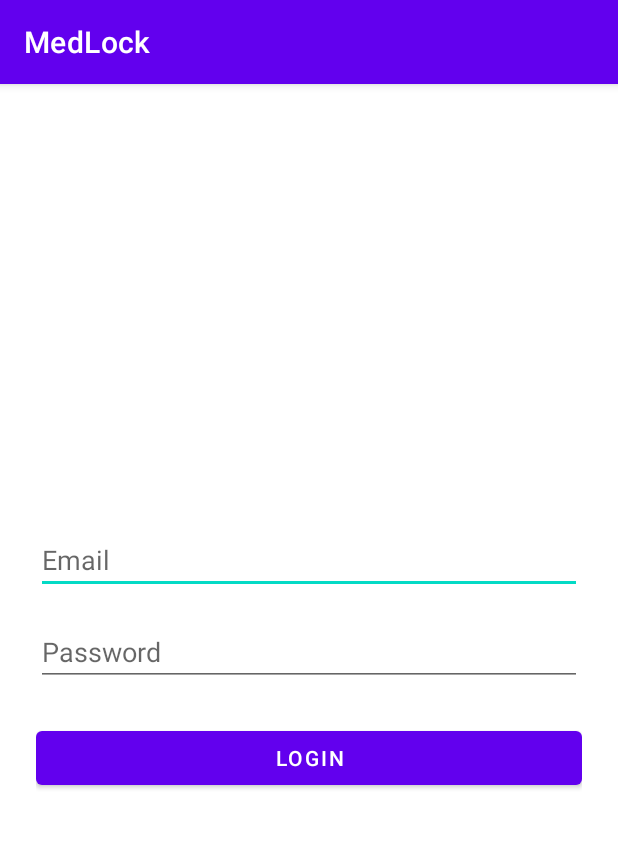
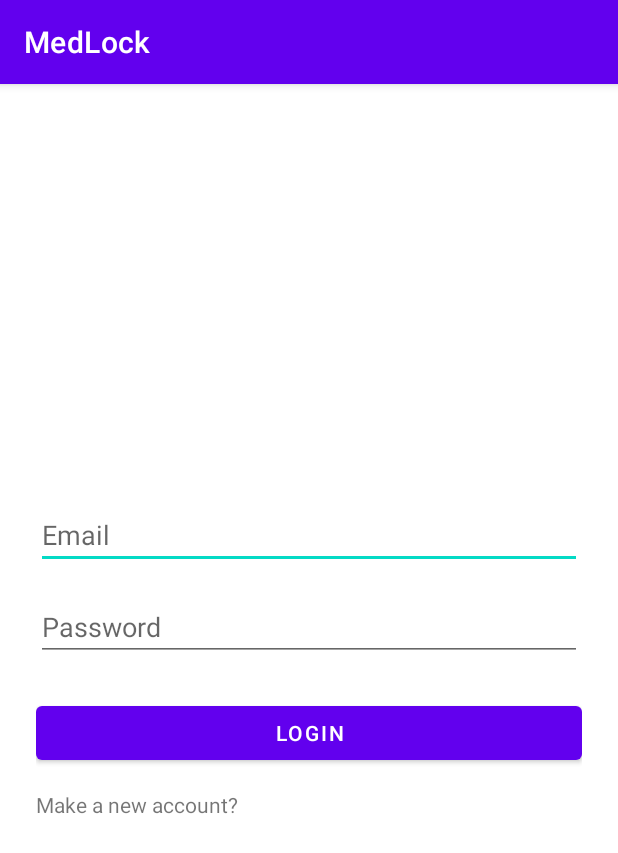
Before and after one commit to NathanGrs00/medlock, an Android app: the screen it shows after launch (LoginActivity), on a phone screen of 412 x 824 dp. Shown: the top 853 px of the screen. Run offline under Robolectric (Android 15) with nearby library versions, the phone set to English and light mode, and no system bars; our stand-ins replace Firebase (no records; nobody signed in at launch, a user with empty details on screens opened directly).

Commit message:
Add registration prompt and navigation to LoginActivity

```diff
--- a/app/src/main/java/com/nathan/medlock/ui/LoginActivity.kt
+++ b/app/src/main/java/com/nathan/medlock/ui/LoginActivity.kt
@@ -4,6 +4,7 @@ import android.content.Intent
 import android.os.Bundle
 import android.widget.Button
 import android.widget.EditText
+import android.widget.TextView
 import android.widget.Toast
 import androidx.appcompat.app.AppCompatActivity
 import com.google.firebase.auth.FirebaseAuth
@@ -21,7 +22,13 @@ class LoginActivity : AppCompatActivity() {
 
         val emailEditText = findViewById<EditText>(R.id.editTextEmail)
         val passwordEditText = findViewById<EditText>(R.id.editTextPassword)
+        val registerButton = findViewById<TextView>(R.id.textViewNew)
         val loginButton = findViewById<Button>(R.id.buttonLogin)
+
+        registerButton.setOnClickListener {
+            val intent = Intent(this, RegisterActivity::class.java)
+            startActivity(intent)
+        }
 
         loginButton.setOnClickListener {
             val email = emailEditText.text.toString().trim()
--- a/app/src/main/res/layout/activity_login.xml
+++ b/app/src/main/res/layout/activity_login.xml
@@ -26,5 +26,12 @@
         android:id="@+id/buttonLogin"
         android:layout_width="match_parent"
         android:layout_height="wrap_content"
-        android:text="Login"/>
+        android:layout_marginBottom="14dp"
+        android:text="Login" />
+
+    <TextView
+        android:id="@+id/textViewNew"
+        android:layout_width="match_parent"
+        android:layout_height="wrap_content"
+        android:text="Make a new account?" />
 </LinearLayout>
```
